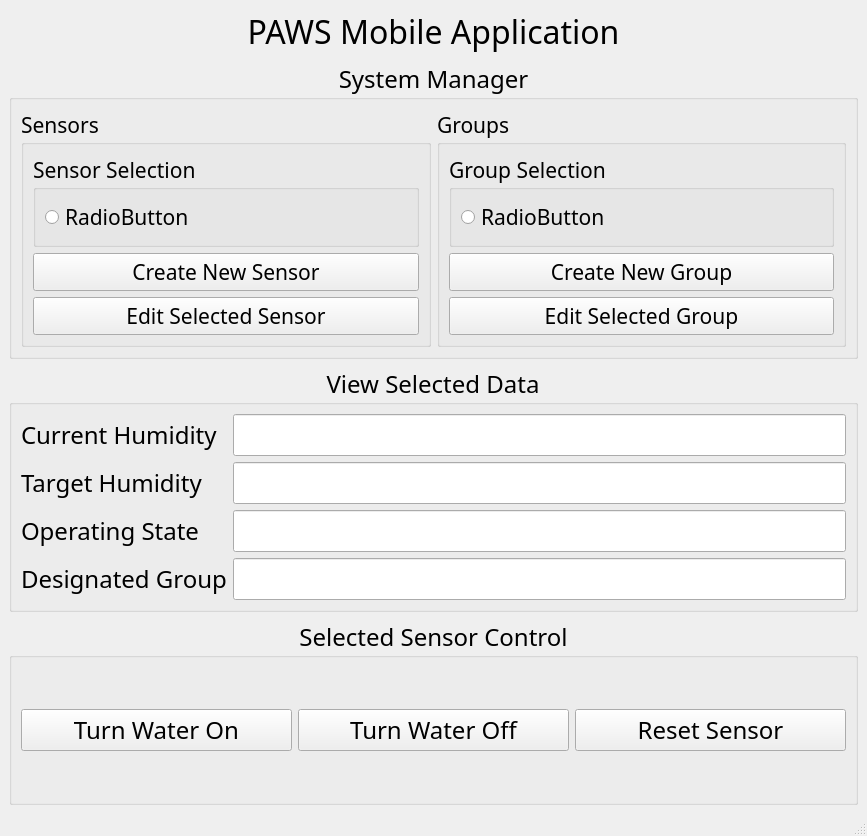
Qt form Interface_Files/PAWS_QT_interface.ui (mfruge9214/EID-final-project-moisture-system) before a commit.
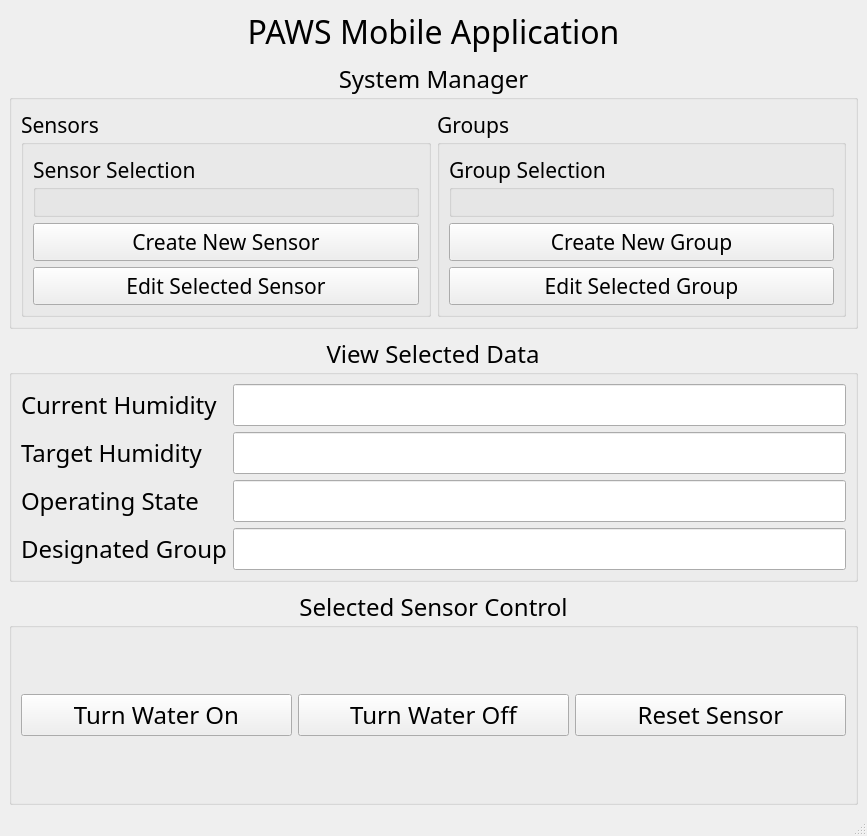
The same form after that commit.

Diff of the .ui file:
```diff
--- a/Interface_Files/PAWS_QT_interface.ui
+++ b/Interface_Files/PAWS_QT_interface.ui
@@ -152,15 +152,7 @@
             <property name="title">
              <string>Sensor Selection</string>
             </property>
-            <layout class="QVBoxLayout" name="verticalLayout_3">
-             <item>
-              <widget class="QRadioButton" name="sensor_placeholder">
-               <property name="text">
-                <string>RadioButton</string>
-               </property>
-              </widget>
-             </item>
-            </layout>
+            <layout class="QVBoxLayout" name="sensorSelectionLayout"/>
            </widget>
           </item>
           <item>
@@ -208,15 +200,7 @@
             <property name="title">
              <string>Group Selection</string>
             </property>
-            <layout class="QVBoxLayout" name="verticalLayout_4">
-             <item>
-              <widget class="QRadioButton" name="group_placeholder">
-               <property name="text">
-                <string>RadioButton</string>
-               </property>
-              </widget>
-             </item>
-            </layout>
+            <layout class="QVBoxLayout" name="verticalLayout_4"/>
            </widget>
           </item>
           <item>
```
Left out of the diff: 2 changed lines with no effect on the pictures.
